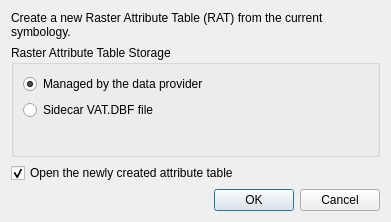
qgis/QGIS, file src/ui/raster/qgscreaterasterattributetabledialogbase.ui: the form before one commit.
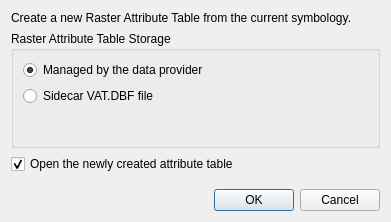
The form after the commit. Custom widgets are drawn as their Qt base class.

What changed in the file:
```diff
--- a/src/ui/raster/qgscreaterasterattributetabledialogbase.ui
+++ b/src/ui/raster/qgscreaterasterattributetabledialogbase.ui
@@ -17,7 +17,7 @@
    <item>
     <widget class="QLabel" name="mCreateInfoLabel">
      <property name="text">
-      <string>&lt;html&gt;&lt;head/&gt;&lt;body&gt;&lt;p&gt;Create a new Raster Attribute Table (RAT) from the current symbology.&lt;/p&gt;&lt;/body&gt;&lt;/html&gt;</string>
+      <string>&lt;html&gt;&lt;head/&gt;&lt;body&gt;&lt;p&gt;Create a new Raster Attribute Table from the current symbology.&lt;/p&gt;&lt;/body&gt;&lt;/html&gt;</string>
      </property>
      <property name="wordWrap">
       <bool>true</bool>
```
